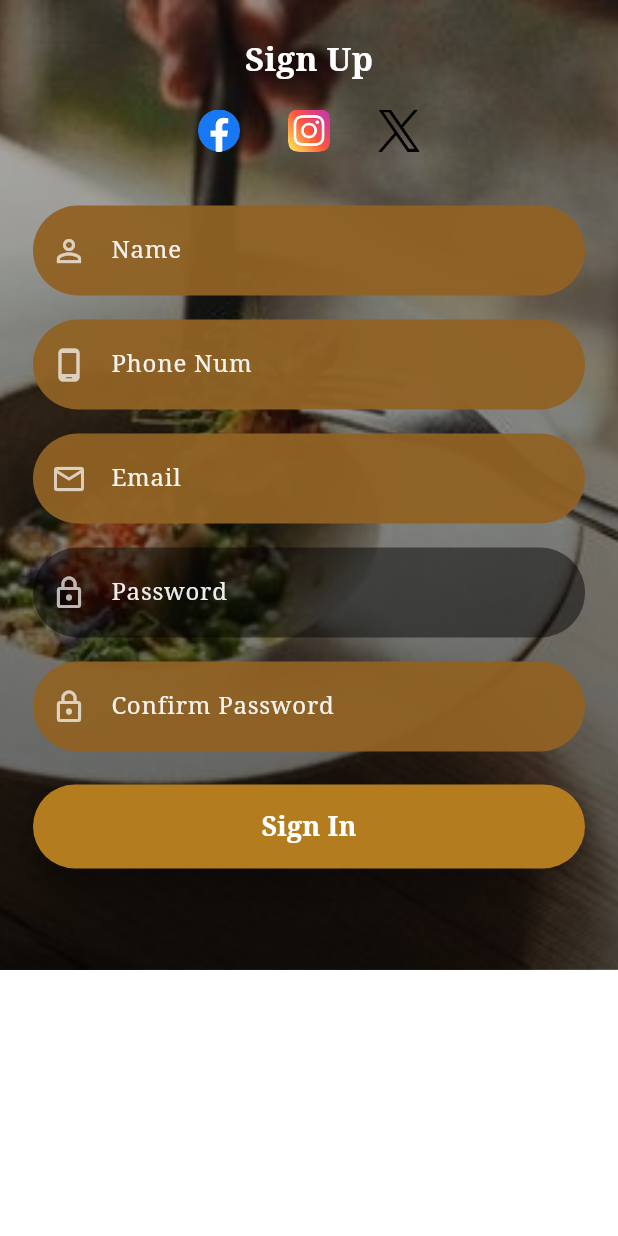
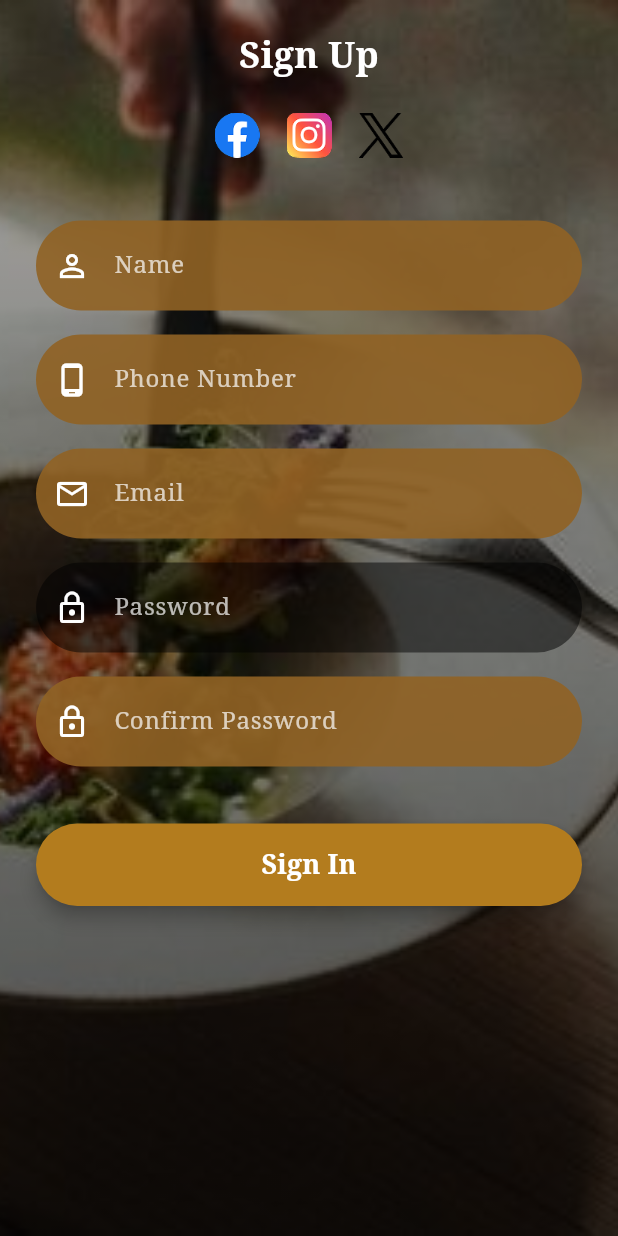
Before and after one commit to Leathelson/restaurant-app, a Flutter app: the screen it shows after launch, after a tap on an icon or button, on a phone screen of 412 x 824 dp. Run offline on Flutter 3.47's test engine with Material 3 defaults, Android fonts, the light colour scheme and no system bars; our stand-ins replace shared_preferences, table_calendar; network calls fail.

Commit message:
changes in ui-register screen

```diff
--- a/lib/screens/auth/login_screen.dart
+++ b/lib/screens/auth/login_screen.dart
@@ -23,8 +23,7 @@ class _LoginScreenState extends State<LoginScreen> {
   bool _remember = false;
 
   Future<void> _login() async {
-    if (_emailController.text.isEmpty ||
-          _passwordController.text.isEmpty) {
+    if (_emailController.text.isEmpty || _passwordController.text.isEmpty) {
       ScaffoldMessenger.of(context).showSnackBar(
         const SnackBar(content: Text("Please enter email and password")),
       );
@@ -85,6 +84,7 @@ void initState() {
       },
     );
   }
+
   @override
   void dispose() {
     _socketSub.cancel();
@@ -100,8 +100,7 @@ void initState() {
     final w = MediaQuery.of(context).size.width;
 
     return Scaffold(
-      resizeToAvoidBottomInset:
-          false, //  prevents bg from moving with keyboard
+      resizeToAvoidBottomInset: false, //  prevents bg from moving with keyboard
       body: Stack(
         children: [
           // background image stays fixed
@@ -214,6 +213,9 @@ void initState() {
                         value: _remember,
                         onChanged: (v) =>
                             setState(() => _remember = v ?? false),
+                        side: const BorderSide(
+                            color: Colors
+                                .white70), // Makes the border visible on dark backgrounds
                         shape: RoundedRectangleBorder(
                           borderRadius: BorderRadius.circular(4),
                         ),
@@ -224,7 +226,7 @@ void initState() {
                       const Expanded(
                         child: Text(
                           'Remember me',
-                          style: TextStyle(color: Colors.white),
+                          style: TextStyle(color: Colors.white, fontSize: 14),
                         ),
                       ),
                       GestureDetector(
@@ -232,9 +234,10 @@ void initState() {
                           // TODO: forgot password flow
                         },
                         child: const Text(
-                          'forgot password',
+                          'forgot password?',
                           style: TextStyle(
-                            color: Colors.redAccent,
+                            color: Color.fromARGB(255, 181, 47, 47),
+                            fontWeight: FontWeight.bold,
                             decoration: TextDecoration.underline,
                           ),
                         ),
@@ -276,7 +279,8 @@ void initState() {
                     onPressed: () {
                       Navigator.push(
                         context,
-                        MaterialPageRoute(builder: (c) => const RegisterScreen()),
+                        MaterialPageRoute(
+                            builder: (c) => const RegisterScreen()),
                       );
                     },
                     child: const Text(
--- a/lib/screens/auth/register_screen.dart
+++ b/lib/screens/auth/register_screen.dart
@@ -1,10 +1,10 @@
 import 'dart:convert';
-
 import 'package:flutter/material.dart';
 import 'package:shared_preferences/shared_preferences.dart';
 import '../dashboard/dashboard_screen.dart';
 import '../../services/socket_service.dart';
 
+//edited to fill android screen
 class RegisterScreen extends StatefulWidget {
   const RegisterScreen({super.key});
 
@@ -59,26 +59,20 @@ void _register() {
   @override
   void initState() {
     super.initState();
-
     SocketService.instance.stream.listen((message) async {
       final data = jsonDecode(message);
-
       if (data['type'] == 'register_success') {
         SharedPreferences prefs = await SharedPreferences.getInstance();
         await prefs.setBool('isLoggedIn', true);
-
         if (!mounted) return;
         Navigator.pushReplacement(
           context,
           MaterialPageRoute(builder: (_) => const DashboardScreen()),
         );
       }
-
       if (data['type'] == 'register_error') {
         ScaffoldMessenger.of(context).showSnackBar(
-        SnackBar(
-          content: Text(data['message'] ?? 'Registration failed'),
-        ),
+          SnackBar(content: Text(data['message'] ?? 'Registration failed')),
         );
       }
     });
@@ -89,49 +83,59 @@ void initState() {
 
   @override
   Widget build(BuildContext context) {
-    final w = MediaQuery.of(context).size.width;
+    final screenSize = MediaQuery.of(context).size;
+    final screenHeight = screenSize.height;
+    final screenWidth = screenSize.width;
+    final topPadding = MediaQuery.of(context).padding.top;
+
     return Scaffold(
-      resizeToAvoidBottomInset: false,
+      resizeToAvoidBottomInset: true,
+      backgroundColor: Colors.black,
       body: Stack(
         children: [
-          // background
           Positioned.fill(
             child: Image.asset(
               'assets/images/glassesandshi.jpg',
               fit: BoxFit.cover,
             ),
           ),
-
-          // dark overlay
           Positioned.fill(
             child: Container(
               decoration: BoxDecoration(
                 gradient: LinearGradient(
-                  colors: [Colors.black.withOpacity(0.28), Colors.black.withOpacity(0.64)],
+                  colors: [
+                    Colors.black.withOpacity(0.3),
+                    Colors.black.withOpacity(0.7)
+                  ],
                   begin: Alignment.topCenter,
                   end: Alignment.bottomCenter,
                 ),
               ),
             ),
           ),
-
           SafeArea(
             child: SingleChildScrollView(
-              padding: const EdgeInsets.symmetric(horizontal: 22, vertical: 18),
+              physics: const ClampingScrollPhysics(),
+              child: ConstrainedBox(
+                constraints: BoxConstraints(
+                  minWidth: screenWidth,
+                  minHeight: screenHeight - topPadding,
+                ),
+                child: IntrinsicHeight(
+                  child: Padding(
+                    padding: const EdgeInsets.symmetric(horizontal: 24.0),
                     child: Column(
                       children: [
-                  const SizedBox(height: 6),
-
-                  // Title + social icons
+                        const SizedBox(height: 20),
                         const Text(
                           'Sign Up',
                           style: TextStyle(
                             color: Colors.white,
-                      fontSize: 22,
-                      fontWeight: FontWeight.w700,
+                            fontSize: 24,
+                            fontWeight: FontWeight.bold,
                           ),
                         ),
-                  const SizedBox(height: 8),
+                        const SizedBox(height: 12),
                         Row(
                           mainAxisAlignment: MainAxisAlignment.center,
                           children: [
@@ -140,83 +144,74 @@ void initState() {
                             _socialButton('assets/icons/x_icon.png'),
                           ],
                         ),
-
-                  const SizedBox(height: 18),
-
-                  // input pills
+                        const SizedBox(height: 25),
                         _inputField(
                           controller: _nameController,
                           hint: 'Name',
                           icon: Icons.person_outline,
-                    fillColor: goldCard.withOpacity(0.95),
-                    keyboard: TextInputType.name,
+                          fillColor: goldCard.withOpacity(0.9),
                         ),
-
                         _inputField(
                           controller: _phoneController,
-                    hint: 'Phone Num',
+                          hint: 'Phone Number',
                           icon: Icons.phone_android_outlined,
-                    fillColor: goldCard.withOpacity(0.95),
+                          fillColor: goldCard.withOpacity(0.9),
                           keyboard: TextInputType.phone,
                         ),
-
                         _inputField(
                           controller: _emailController,
                           hint: 'Email',
                           icon: Icons.email_outlined,
-                    fillColor: goldCard.withOpacity(0.95),
+                          fillColor: goldCard.withOpacity(0.9),
                           keyboard: TextInputType.emailAddress,
                         ),
-
-                  // password uses dark pill (as in screenshot)
                         _inputField(
                           controller: _passwordController,
                           hint: 'Password',
                           icon: Icons.lock_outline,
-                    fillColor: Colors.black.withOpacity(0.48),
+                          fillColor: Colors.black.withOpacity(0.5),
                           obscure: true,
                         ),
-
                         _inputField(
                           controller: _confirmController,
                           hint: 'Confirm Password',
                           icon: Icons.lock_outline,
-                    fillColor: goldCard.withOpacity(0.95),
+                          fillColor: goldCard.withOpacity(0.9),
                           obscure: true,
                         ),
-
-                  const SizedBox(height: 14),
-
-                  // Sign In (register) button
+                        const SizedBox(height: 30),
                         SizedBox(
                           width: double.infinity,
-                    height: 56,
+                          height: 55,
                           child: ElevatedButton(
                             onPressed: _register,
                             style: ElevatedButton.styleFrom(
                               backgroundColor: gold,
-                        shape: RoundedRectangleBorder(borderRadius: BorderRadius.circular(28)),
-                        elevation: 8,
+                              shape: RoundedRectangleBorder(
+                                  borderRadius: BorderRadius.circular(30)),
+                              elevation: 5,
                             ),
                             child: const Text(
                               'Sign In',
                               style: TextStyle(
                                 color: Colors.white,
                                 fontSize: 18,
-                          fontWeight: FontWeight.w700,
+                                fontWeight: FontWeight.bold,
                               ),
                             ),
                           ),
                         ),
-
-                  SizedBox(height: w * 0.12),
+                        const Spacer(),
+                        const SizedBox(height: 30),
                       ],
+                    ),
+                  ),
+                ),
               ),
             ),
           ),
         ],
       ),
-      backgroundColor: Colors.transparent,
     );
   }
 
@@ -228,23 +223,21 @@ void initState() {
     bool obscure = false,
     TextInputType keyboard = TextInputType.text,
   }) {
-    return Container(
-      margin: const EdgeInsets.symmetric(vertical: 8),
+    return Padding(
+      padding: const EdgeInsets.symmetric(vertical: 8),
       child: TextField(
         controller: controller,
         obscureText: obscure,
         keyboardType: keyboard,
-        autocorrect: false,
-        enableSuggestions: false,
-        textCapitalization: TextCapitalization.none,
         style: const TextStyle(color: Colors.white),
         decoration: InputDecoration(
           hintText: hint,
-          hintStyle: TextStyle(color: Colors.white.withOpacity(0.92)),
-          prefixIcon: Icon(icon, color: Colors.white70),
+          hintStyle: const TextStyle(color: Colors.white70),
+          prefixIcon: Icon(icon, color: Colors.white),
           filled: true,
           fillColor: fillColor,
-          contentPadding: const EdgeInsets.symmetric(vertical: 18, horizontal: 16),
+          contentPadding:
+              const EdgeInsets.symmetric(vertical: 18, horizontal: 20),
           border: OutlineInputBorder(
             borderRadius: BorderRadius.circular(30),
             borderSide: BorderSide.none,
@@ -255,19 +248,15 @@ void initState() {
   }
 
   Widget _socialButton(String assetPath) {
-    return Padding(
-      padding: const EdgeInsets.symmetric(horizontal: 6),
-      child: IconButton(
+    return IconButton(
       onPressed: () {},
       icon: Image.asset(
         assetPath,
-          width: 28,
-          height: 28,
-          errorBuilder: (_, __, ___) => const Icon(Icons.circle, color: Colors.white70, size: 24),
-        ),
-        splashRadius: 20,
+        width: 30,
+        height: 30,
+        errorBuilder: (_, __, ___) =>
+            const Icon(Icons.circle, color: Colors.white),
       ),
     );
   }
-
 }
--- a/lib/services/socket_service.dart
+++ b/lib/services/socket_service.dart
@@ -11,7 +11,7 @@ class SocketService {
 
   SocketService._internal() {
     _channel = WebSocketChannel.connect(
-      Uri.parse('ws://10.0.2.2:3000'), // Android emulator
+      Uri.parse('ws://192.168.100.58:3000'), // Android emulator for smrithi
     );
 
     _broadcastStream = _channel.stream.asBroadcastStream();
@@ -19,11 +19,9 @@ class SocketService {
 
   // LOGIN
   void login(String email, String password) {
-    _channel.sink.add(jsonEncode({
-      'type': 'login',
-      'email': email,
-      'password': password,
-    }));
+    _channel.sink.add(
+      jsonEncode({'type': 'login', 'email': email, 'password': password}),
+    );
   }
 
   // REGISTER
@@ -33,13 +31,15 @@ class SocketService {
     required String email,
     required String password,
   }) {
-    _channel.sink.add(jsonEncode({
-      'type': 'register',
-      'name': name,
-      'phone': phone,
-      'email': email,
-      'password': password,
-    }));
+    _channel.sink.add(
+      jsonEncode({
+        'type': 'register',
+        'name': name,
+        'phone': phone,
+        'email': email,
+        'password': password,
+      }),
+    );
   }
 
   // STREAM (broadcast-safe)
```
Also changed, not shown: assets/images/emblem.png, 5 other files. Lines whose indentation alone changed are shown as unchanged.
